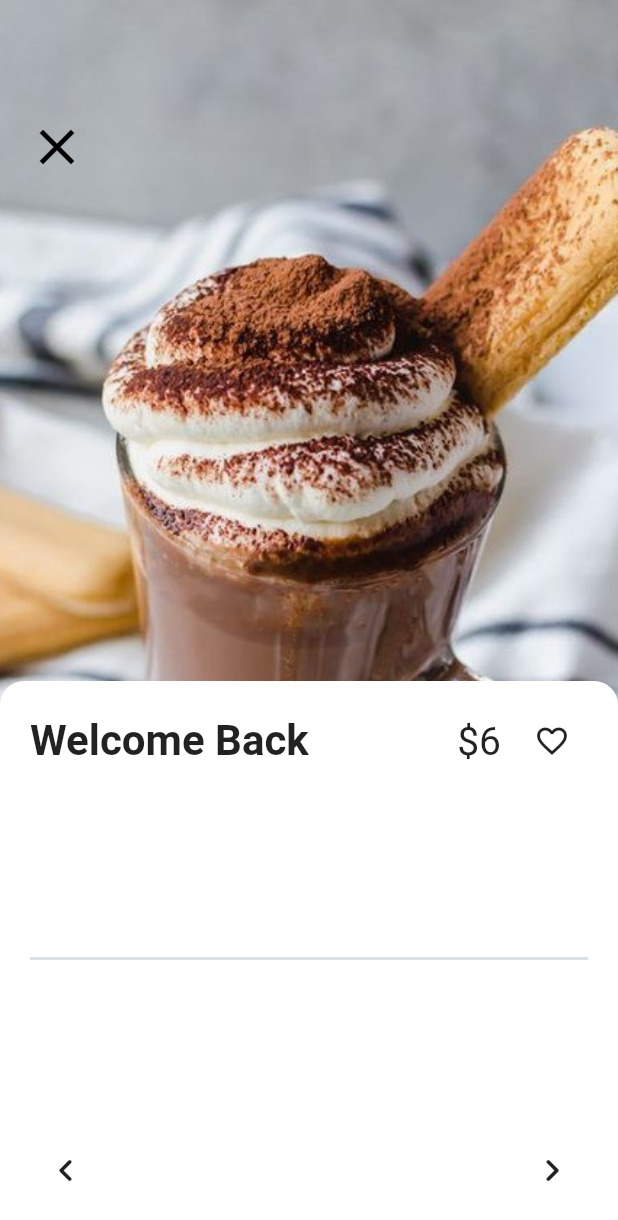
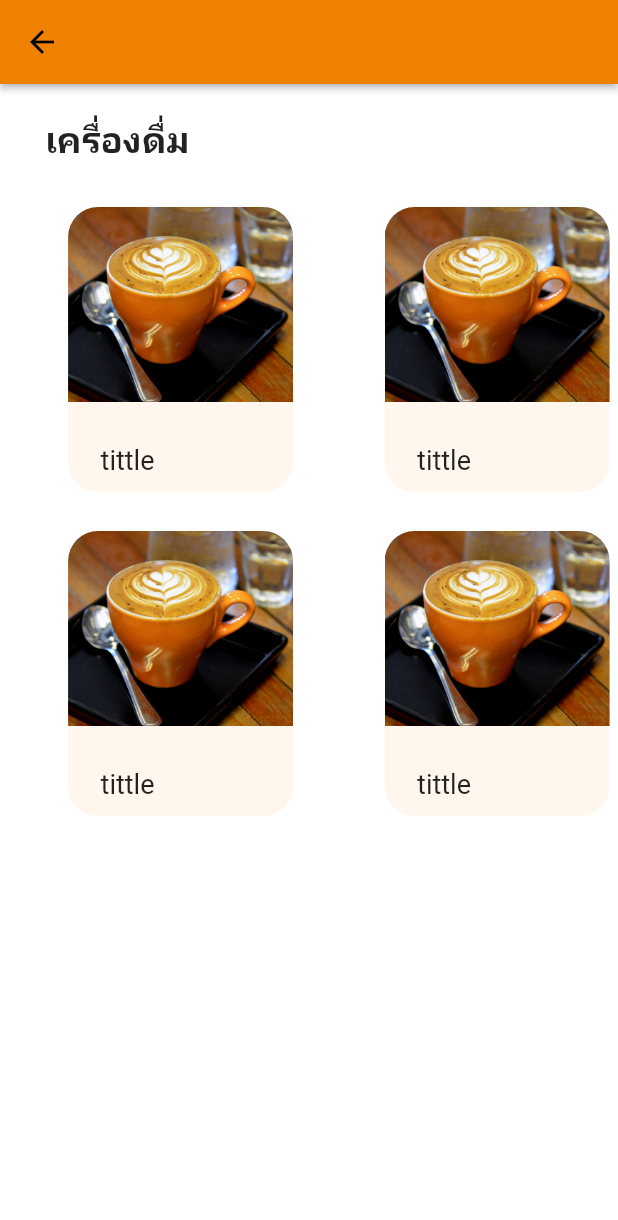
Before and after one commit to OhmMiee/Application-Mobile, a Flutter app: the HomeScreen screen opened directly, after a tap on "เครื่องดื่ม", on a phone screen of 412 x 824 dp. Shown: the top 1220 px of the screen. Run offline on Flutter 3.47's test engine with Material 2 defaults, Android fonts, the phone set to English and light mode, and no system bars; our stand-ins replace carousel_slider, hexcolor.

Commit message:
add category

```diff
--- a/lib/category.dart
+++ b/lib/category.dart
@@ -1,19 +1,132 @@
-// import 'package:flutter/material.dart';
-// import 'constant.dart';
-// import 'detail.dart';
-// import 'home.dart';
+import 'package:flutter/material.dart';
+import 'constant.dart';
+import 'detail.dart';
+import 'home.dart';
 
-// class CategoryPage extends StatelessWidget {
-//   const CategoryPage({ Key? key }) : super(key: key);
+class CategoryPage extends StatelessWidget {
+  const CategoryPage({Key? key}) : super(key: key);
 
-//   @override
-//   Widget build(BuildContext context) {
+  @override
+  Widget build(BuildContext context) {
+    return Scaffold(
+      body: Menu(),
+    );
+  }
+}
 
-//     final tittle = ModalRoute.of(context)!.settings.arguments;
+class Menu extends StatefulWidget {
+  const Menu({Key? key}) : super(key: key);
 
-//     return Container(
-//       width: 10,
-//       child: Text(tittle),
-//     );
-//   }
-// }
+  @override
+  _MenuState createState() => _MenuState();
+}
+
+class _MenuState extends State<Menu> {
+  Widget _menu({
+    required String image,
+    required String tittle,
+  }) {
+    return InkWell(
+        onTap: () {
+          Navigator.push(
+            context,
+            MaterialPageRoute(
+              builder: (context) => const Details(),
+            ),
+          );
+        },
+        child: Align(
+            alignment: AlignmentDirectional(0.78, -0.63),
+            child: Container(
+                width: 150,
+                height: 190,
+                decoration: BoxDecoration(
+                  color: Color(0xFFFFF7EE),
+                  borderRadius: BorderRadius.circular(20),
+                ),
+                child: Stack(children: [
+                  Align(
+                    alignment: AlignmentDirectional(-0.62, 0.87),
+                    child: Text(
+                      tittle,
+                      textAlign: TextAlign.start,
+                      style: TextStyle(fontSize: 18),
+                    ),
+                  ),
+                  Align(
+                    alignment: AlignmentDirectional(0.05, -1),
+                    child: ClipRRect(
+                      borderRadius: BorderRadius.only(
+                        bottomLeft: Radius.circular(0),
+                        bottomRight: Radius.circular(0),
+                        topLeft: Radius.circular(20),
+                        topRight: Radius.circular(20),
+                      ),
+                      child: Image.asset(
+                        image,
+                        width: 200,
+                        height: 130,
+                        fit: BoxFit.cover,
+                      ),
+                    ),
+                  )
+                ]))));
+  }
+
+  @override
+  Widget build(BuildContext context) {
+    return Scaffold(
+        // key: scaffoldKey,
+        appBar: AppBar(
+          backgroundColor: Color(0xFFEE8100),
+          automaticallyImplyLeading: true,
+          actions: [],
+          centerTitle: true,
+          elevation: 2,
+        ),
+        backgroundColor: Colors.white,
+        body: SafeArea(
+            child: Stack(children: [
+          Padding(
+            padding: EdgeInsetsDirectional.fromSTEB(30, 20, 20, 20),
+            child: Text(
+              'เครื่องดื่ม',
+              style: TextStyle(fontSize: 24, fontWeight: FontWeight.bold),
+            ),
+          ),
+          Align(
+              alignment: AlignmentDirectional(0, 0.05),
+              child: Padding(
+                  padding: EdgeInsetsDirectional.fromSTEB(0, 80, 0, 0),
+                  child:
+                      Stack(alignment: AlignmentDirectional(0, 0), children: [
+                    Align(
+                        alignment: AlignmentDirectional(0, 0),
+                        child: GridView(
+                            padding: EdgeInsets.zero,
+                            gridDelegate:
+                                SliverGridDelegateWithFixedCrossAxisCount(
+                              crossAxisCount: 2,
+                              crossAxisSpacing: 10,
+                              mainAxisSpacing: 15,
+                              childAspectRatio: 1,
+                            ),
+                            scrollDirection: Axis.vertical,
+                            children: [
+                              _menu(
+                                  image: 'assets/images/latte.png',
+                                  tittle: "tittle"),
+                              _menu(
+                                  image: 'assets/images/latte.png',
+                                  tittle: "tittle"),
+                              _menu(
+                                  image: 'assets/images/latte.png',
+                                  tittle: "tittle"),
+                              _menu(
+                                  image: 'assets/images/latte.png',
+                                  tittle: "tittle")
+                            ]))
+                  ])))
+        ])));
+  }
+}
--- a/lib/home.dart
+++ b/lib/home.dart
@@ -92,7 +92,7 @@ class _HomeScreenState extends State<HomeScreen> {
                 child: Text(
                   tittle,
                   textAlign: TextAlign.start,
-                  style: TextStyle(fontWeight: FontWeight.bold),
+                  style: TextStyle(fontSize: 18),
                   // style: FlutterFlowTheme.bodyText1.override(
                   //   fontFamily: 'Poppins',
                   // ),
@@ -112,7 +112,7 @@ class _HomeScreenState extends State<HomeScreen> {
           await Navigator.push(
             context,
             MaterialPageRoute(
-              builder: (context) => Details(),
+              builder: (context) => CategoryPage(),
             ),
           );
         },
```
